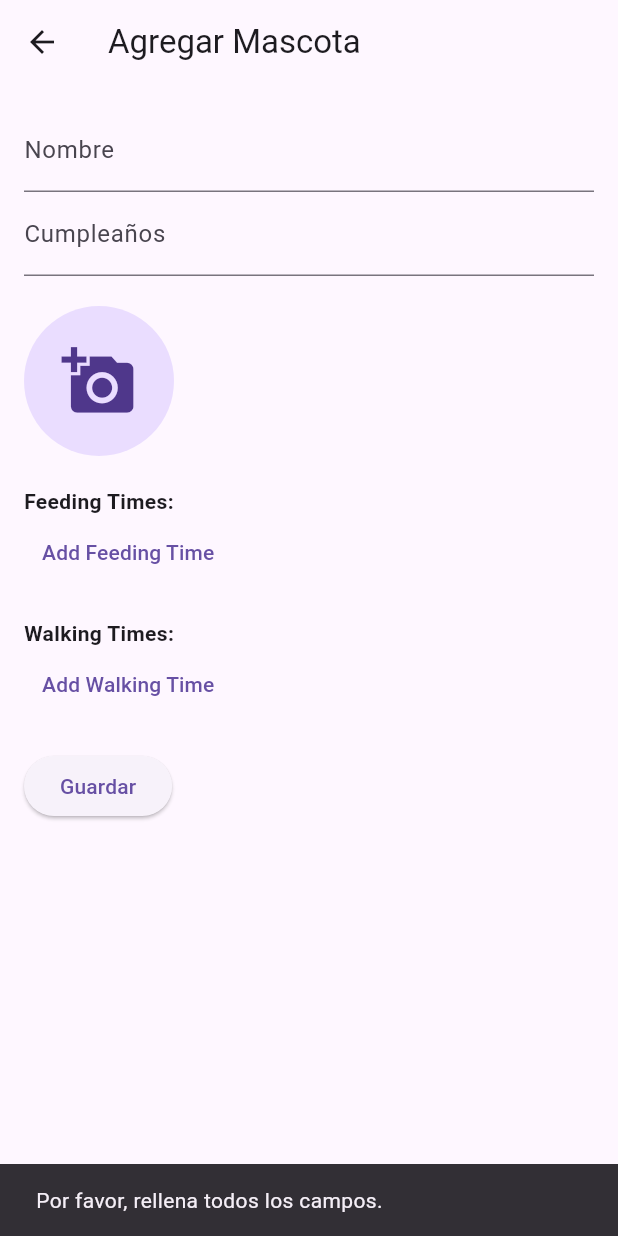
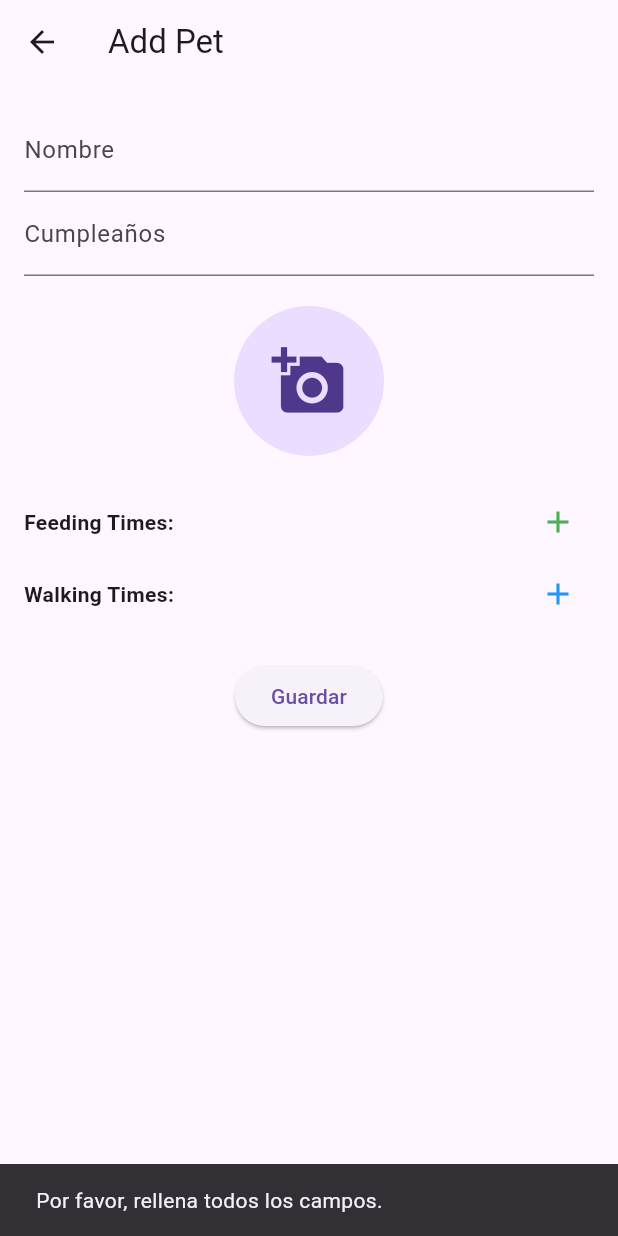
Before and after one commit to Cordar/petpal, a Flutter app: the AddPetScreen screen opened directly, after a tap on "Guardar", on a phone screen of 412 x 824 dp. Run offline on Flutter 3.47's test engine with Material 3 defaults, Android fonts, the phone set to English and light mode, and no system bars; our stand-ins replace cloud_firestore, firebase_auth, firebase_core, firebase_storage, image_picker; accounts and stored records are empty; network calls fail.

Commit message:
updates function

```diff
--- a/lib/providers/pet_provider.dart
+++ b/lib/providers/pet_provider.dart
@@ -38,23 +38,27 @@ class PetProvider extends ChangeNotifier {
     return null; // Return null if the pet is not found
   }
 
-  addPet(String name, DateTime birthday, String imageUrl,
-      List<TimeOfDay> feedingTimes, List<TimeOfDay> walkingTimes) async {
-    feedingTimes.sort(_compareTimeOfDay);
-    walkingTimes.sort(_compareTimeOfDay);
-    var pet = Pet(
-      name: name,
-      birthday: birthday,
-      imageUrl: imageUrl,
-      experience: 0.0,
-      lastWalked: DateTime.now(),
-      lastFed: DateTime.now(),
-      feedingTimes: feedingTimes,
-      walkingTimes: walkingTimes,
-      userId: AuthService().getUserId() ?? "no user",
-    );
+  addPet(Pet pet) async {
+    pet.feedingTimes.sort(_compareTimeOfDay);
+    pet.walkingTimes.sort(_compareTimeOfDay);
+    pet.lastWalked = DateTime.now();
+    pet.lastFed = DateTime.now();
+    pet.experience = 0.0;
+    pet.userId = AuthService().getUserId() ?? "no user";
 
     await db.collection('pets').add(pet.toFirestore());
+    notifyListeners();
+  }
+
+  updatePet(Pet pet) async {
+    pet.feedingTimes.sort(_compareTimeOfDay);
+    pet.walkingTimes.sort(_compareTimeOfDay);
+    await db.collection('pets').doc(pet.id).update({
+      'name': pet.name,
+      'birthday': pet.birthday,
+      'feedingTimes': pet.feedingTimes,
+      'walkingTimes': pet.walkingTimes,
+    });
     notifyListeners();
   }
 
--- a/lib/screens/add_pet_screen.dart
+++ b/lib/screens/add_pet_screen.dart
@@ -1,188 +1,19 @@
-import 'dart:io';
-import 'package:firebase_storage/firebase_storage.dart';
 import 'package:flutter/material.dart';
+import 'package:mybestfriend/widgets/pet_form.dart';
 import 'package:provider/provider.dart';
-import 'package:image_picker/image_picker.dart';
 import '../providers/pet_provider.dart';
 
-class AddPetScreen extends StatefulWidget {
+class AddPetScreen extends StatelessWidget {
   const AddPetScreen({super.key});
-
-  @override
-  AddPetScreenState createState() => AddPetScreenState();
-}
-
-class AddPetScreenState extends State<AddPetScreen> {
-  final _nameController = TextEditingController();
-  final _birthdayController = TextEditingController();
-  File? _selectedImage;
-  bool _isUploading = false;
-  DateTime? _selectedBirthday;
-  final List<TimeOfDay> _feedingTimes = [];
-  final List<TimeOfDay> _walkingTimes = [];
-
-  Future<void> _pickImage() async {
-    final pickedImage = await ImagePicker().pickImage(
-      source: ImageSource.gallery,
-      imageQuality: 50,
-    );
-    if (pickedImage != null) {
-      setState(() {
-        _selectedImage = File(pickedImage.path);
-      });
-    }
-  }
-
-  Future<void> _pickBirthday() async {
-    final DateTime? pickedDate = await showDatePicker(
-      context: context,
-      initialDate: DateTime.now(),
-      firstDate: DateTime(1900),
-      lastDate: DateTime.now(),
-    );
-
-    if (pickedDate != null) {
-      setState(() {
-        _selectedBirthday = pickedDate;
-        _birthdayController.text = "${pickedDate.toLocal()}".split(' ')[0];
-      });
-    }
-  }
-
-  Future<void> _pickTime(List<TimeOfDay> timeList) async {
-    final TimeOfDay? pickedTime = await showTimePicker(
-      context: context,
-      initialTime: TimeOfDay.now(),
-    );
-
-    if (pickedTime != null) {
-      setState(() {
-        timeList.add(pickedTime);
-      });
-    }
-  }
-
-  Future<String?> _uploadImageToFirebase(File image) async {
-    try {
-      final fileName = DateTime.now().toString();
-      final ref =
-          FirebaseStorage.instance.ref().child('pet_images/$fileName.jpg');
-
-      await ref.putFile(image);
-      final imageUrl = await ref.getDownloadURL();
-      return imageUrl;
-    } catch (e) {
-      return null;
-    }
-  }
-
-  Future<void> _savePet() async {
-    final name = _nameController.text;
-
-    if (name.isEmpty || _selectedBirthday == null || _selectedImage == null) {
-      ScaffoldMessenger.of(context).showSnackBar(
-        const SnackBar(content: Text('Por favor, rellena todos los campos.')),
-      );
-      return;
-    }
-
-    setState(() {
-      _isUploading = true;
-    });
-
-    final imageUrl = await _uploadImageToFirebase(_selectedImage!);
-
-    setState(() {
-      _isUploading = false;
-    });
-
-    if (mounted) {
-      if (imageUrl != null) {
-        Provider.of<PetProvider>(context, listen: false).addPet(
-          name,
-          _selectedBirthday!,
-          imageUrl,
-          _feedingTimes,
-          _walkingTimes,
-        );
-        Navigator.of(context).pop();
-      } else {
-        ScaffoldMessenger.of(context).showSnackBar(
-          const SnackBar(content: Text('Error al subir la imagen.')),
-        );
-      }
-    }
-  }
 
   @override
   Widget build(BuildContext context) {
     return Scaffold(
-      appBar: AppBar(
-        title: const Text('Agregar Mascota'),
-      ),
-      body: Padding(
-        padding: const EdgeInsets.all(16.0),
-        child: SingleChildScrollView(
-          child: Column(
-            crossAxisAlignment: CrossAxisAlignment.start,
-            children: [
-              TextField(
-                controller: _nameController,
-                decoration: const InputDecoration(labelText: 'Nombre'),
-              ),
-              TextField(
-                controller: _birthdayController,
-                readOnly: true,
-                onTap: _pickBirthday,
-                decoration: const InputDecoration(labelText: 'Cumpleaños'),
-              ),
-              const SizedBox(height: 20),
-              GestureDetector(
-                onTap: _pickImage,
-                child: CircleAvatar(
-                  radius: 50,
-                  backgroundImage: _selectedImage != null
-                      ? FileImage(_selectedImage!)
-                      : null,
-                  child: _selectedImage == null
-                      ? const Icon(Icons.add_a_photo, size: 50)
-                      : null,
-                ),
-              ),
-              const SizedBox(height: 20),
-              const Text(
-                'Feeding Times:',
-                style: TextStyle(fontWeight: FontWeight.bold),
-              ),
-              ..._feedingTimes.map(
-                (time) => Text(time.format(context)),
-              ),
-              TextButton(
-                onPressed: () => _pickTime(_feedingTimes),
-                child: const Text('Add Feeding Time'),
-              ),
-              const SizedBox(height: 20),
-              const Text(
-                'Walking Times:',
-                style: TextStyle(fontWeight: FontWeight.bold),
-              ),
-              ..._walkingTimes.map(
-                (time) => Text(time.format(context)),
-              ),
-              TextButton(
-                onPressed: () => _pickTime(_walkingTimes),
-                child: const Text('Add Walking Time'),
-              ),
-              const SizedBox(height: 20),
-              _isUploading
-                  ? const CircularProgressIndicator()
-                  : ElevatedButton(
-                      onPressed: _savePet,
-                      child: const Text('Guardar'),
-                    ),
-            ],
-          ),
-        ),
+      appBar: AppBar(title: const Text('Add Pet')),
+      body: PetForm(
+        onSave: (pet) {
+          Provider.of<PetProvider>(context, listen: false).addPet(pet);
+        },
       ),
     );
   }
--- /dev/null
+++ b/lib/screens/edit_pet_screen.dart
@@ -0,0 +1,25 @@
+import 'package:flutter/material.dart';
+import 'package:mybestfriend/models/pet.dart';
+import 'package:mybestfriend/providers/pet_provider.dart';
+import 'package:mybestfriend/widgets/pet_form.dart';
+import 'package:provider/provider.dart';
+
+class EditPetScreen extends StatelessWidget {
+  final Pet pet;
+
+  const EditPetScreen({super.key, required this.pet});
+
+  @override
+  Widget build(BuildContext context) {
+    return Scaffold(
+      appBar: AppBar(title: Text('Edit ${pet.name}')),
+      body: PetForm(
+        pet: pet,
+        onSave: (updatedPet) {
+          Provider.of<PetProvider>(context, listen: false)
+              .updatePet(updatedPet);
+        },
+      ),
+    );
+  }
+}
--- a/lib/screens/pet_details_screen.dart
+++ b/lib/screens/pet_details_screen.dart
@@ -4,6 +4,7 @@ import 'package:mybestfriend/models/pet.dart';
 import 'package:mybestfriend/providers/pet_provider.dart';
 import 'package:mybestfriend/widgets/action_button.dart';
 import 'package:mybestfriend/widgets/stat_bar.dart';
+import 'package:mybestfriend/screens/edit_pet_screen.dart';
 import 'package:provider/provider.dart';
 
 class PetDetailsScreen extends StatefulWidget {
@@ -21,7 +22,7 @@ class PetDetailsScreenState extends State<PetDetailsScreen> {
   @override
   void initState() {
     super.initState();
-    pet = widget.pet; // Initialize pet from widget's prop
+    pet = widget.pet;
   }
 
   @override
--- /dev/null
+++ b/lib/widgets/pet_form.dart
@@ -0,0 +1,231 @@
+import 'dart:io';
+import 'package:flutter/material.dart';
+import 'package:image_picker/image_picker.dart';
+import 'package:firebase_storage/firebase_storage.dart';
+import '../models/pet.dart';
+
+class PetForm extends StatefulWidget {
+  final Pet? pet; // If null, we are adding a new pet
+  final void Function(Pet pet) onSave;
+
+  const PetForm({super.key, this.pet, required this.onSave});
+
+  @override
+  PetFormState createState() => PetFormState();
+}
+
+class PetFormState extends State<PetForm> {
+  final _nameController = TextEditingController();
+  final _birthdayController = TextEditingController();
+  File? _selectedImage;
+  bool _isUploading = false;
+  DateTime? _selectedBirthday;
+  final List<TimeOfDay> _feedingTimes = [];
+  final List<TimeOfDay> _walkingTimes = [];
+
+  @override
+  void initState() {
+    super.initState();
+    if (widget.pet != null) {
+      _nameController.text = widget.pet!.name;
+      _selectedBirthday = widget.pet!.birthday;
+      _birthdayController.text =
+          "${widget.pet!.birthday.toLocal()}".split(' ')[0];
+      _feedingTimes.addAll(widget.pet!.feedingTimes);
+      _walkingTimes.addAll(widget.pet!.walkingTimes);
+    }
+  }
+
+  Future<void> _pickImage() async {
+    final pickedImage = await ImagePicker().pickImage(
+      source: ImageSource.gallery,
+      imageQuality: 50,
+    );
+    if (pickedImage != null) {
+      setState(() {
+        _selectedImage = File(pickedImage.path);
+      });
+    }
+  }
+
+  Future<void> _pickBirthday() async {
+    final DateTime? pickedDate = await showDatePicker(
+      context: context,
+      initialDate: _selectedBirthday ?? DateTime.now(),
+      firstDate: DateTime(1900),
+      lastDate: DateTime.now(),
+    );
+
+    if (pickedDate != null) {
+      setState(() {
+        _selectedBirthday = pickedDate;
+        _birthdayController.text = "${pickedDate.toLocal()}".split(' ')[0];
+      });
+    }
+  }
+
+  Future<void> _pickTime(List<TimeOfDay> timeList) async {
+    final TimeOfDay? pickedTime = await showTimePicker(
+      context: context,
+      initialTime: TimeOfDay.now(),
+    );
+
+    if (pickedTime != null) {
+      setState(() {
+        timeList.add(pickedTime);
+      });
+    }
+  }
+
+  void _removeTime(List<TimeOfDay> timeList, int index) {
+    setState(() {
+      timeList.removeAt(index);
+    });
+  }
+
+  Future<String?> _uploadImageToFirebase(File image) async {
+    try {
+      final fileName = DateTime.now().toString();
+      final ref =
+          FirebaseStorage.instance.ref().child('pet_images/$fileName.jpg');
+
+      await ref.putFile(image);
+      return await ref.getDownloadURL();
+    } catch (e) {
+      return null;
+    }
+  }
+
+  Future<void> _savePet() async {
+    final name = _nameController.text;
+
+    if (name.isEmpty || _selectedBirthday == null) {
+      ScaffoldMessenger.of(context).showSnackBar(
+        const SnackBar(content: Text('Por favor, rellena todos los campos.')),
+      );
+      return;
+    }
+
+    setState(() => _isUploading = true);
+
+    String? imageUrl = widget.pet?.imageUrl;
+    if (_selectedImage != null) {
+      imageUrl = await _uploadImageToFirebase(_selectedImage!);
+    }
+
+    setState(() => _isUploading = false);
+
+    if (imageUrl != null) {
+      final updatedPet = Pet(
+        id: widget.pet?.id ?? '',
+        name: name,
+        birthday: _selectedBirthday!,
+        imageUrl: imageUrl,
+        feedingTimes: _feedingTimes,
+        walkingTimes: _walkingTimes,
+      );
+
+      widget.onSave(updatedPet);
+      if (mounted) Navigator.of(context).pop();
+    } else {
+      if (mounted) {
+        ScaffoldMessenger.of(context).showSnackBar(
+          const SnackBar(content: Text('Error al subir la imagen.')),
+        );
+      }
+    }
+  }
+
+  @override
+  Widget build(BuildContext context) {
+    return SingleChildScrollView(
+      padding: const EdgeInsets.all(16.0),
+      child: Column(
+        children: [
+          TextField(
+            controller: _nameController,
+            decoration: const InputDecoration(labelText: 'Nombre'),
+          ),
+          TextField(
+            controller: _birthdayController,
+            readOnly: true,
+            onTap: _pickBirthday,
+            decoration: const InputDecoration(labelText: 'Cumpleaños'),
+          ),
+          const SizedBox(height: 20),
+          GestureDetector(
+            onTap: _pickImage,
+            child: CircleAvatar(
+              radius: 50,
+              backgroundImage: _selectedImage != null
+                  ? FileImage(_selectedImage!)
+                  : (widget.pet?.imageUrl != null
+                      ? NetworkImage(widget.pet!.imageUrl)
+                      : null) as ImageProvider?,
+              child: _selectedImage == null && widget.pet?.imageUrl == null
+                  ? const Icon(Icons.add_a_photo, size: 50)
+                  : null,
+            ),
+          ),
+          const SizedBox(height: 20),
+
+          /// Feeding Times
+          Row(
+            mainAxisAlignment: MainAxisAlignment.spaceBetween,
+            children: [
+              const Text("Feeding Times:",
+                  style: TextStyle(fontWeight: FontWeight.bold)),
+              IconButton(
+                icon: const Icon(Icons.add, color: Colors.green),
+                onPressed: () => _pickTime(_feedingTimes),
+              ),
+            ],
+          ),
+          ..._feedingTimes.asMap().entries.map((entry) {
+            int index = entry.key;
+            TimeOfDay time = entry.value;
+            return ListTile(
+              title: Text(time.format(context)),
+              trailing: IconButton(
+                icon: const Icon(Icons.remove_circle, color: Colors.red),
+                onPressed: () => _removeTime(_feedingTimes, index),
+              ),
+            );
+          }),
+
+          /// Walking Times
+          Row(
+            mainAxisAlignment: MainAxisAlignment.spaceBetween,
+            children: [
+              const Text("Walking Times:",
+                  style: TextStyle(fontWeight: FontWeight.bold)),
+              IconButton(
+                icon: const Icon(Icons.add, color: Colors.blue),
+                onPressed: () => _pickTime(_walkingTimes),
+              ),
+            ],
+          ),
+          ..._walkingTimes.asMap().entries.map((entry) {
+            int index = entry.key;
+            TimeOfDay time = entry.value;
+            return ListTile(
+              title: Text(time.format(context)),
+              trailing: IconButton(
+                icon: const Icon(Icons.remove_circle, color: Colors.red),
+                onPressed: () => _removeTime(_walkingTimes, index),
+              ),
+            );
+          }),
+
+          const SizedBox(height: 20),
+          _isUploading
+              ? const CircularProgressIndicator()
+              : ElevatedButton(
+                  onPressed: _savePet,
+                  child: const Text('Guardar'),
+                ),
+        ],
+      ),
+    );
+  }
+}
```
Also changed, not shown: lib/main.dart (+24 -1 lines), lib/models/pet.dart (+12 -37 lines), 8 other files.
